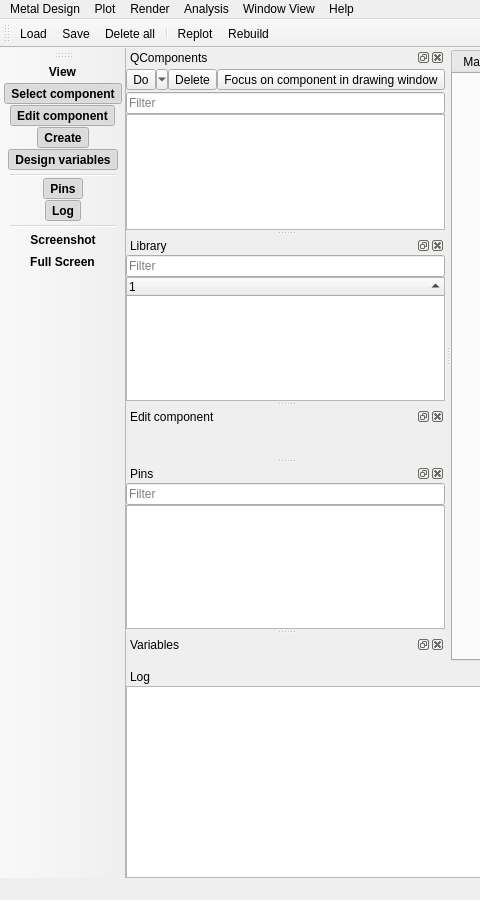
Old version of the form qiskit_metal/_gui/main_window_ui.ui in the repository qiskit-community/qiskit-metal; both pictures show x 0 to 480 and y 0 to 900 of the 1300 by 900 pixel window.
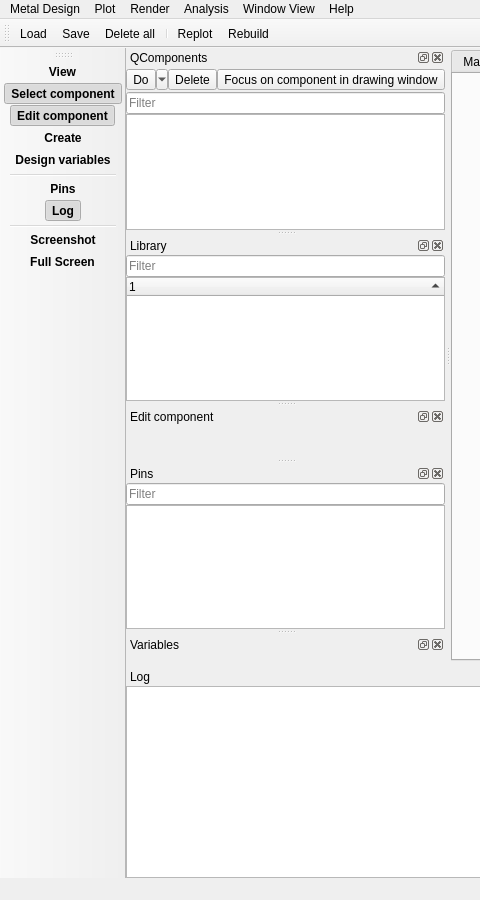
New version of the form. Icons and pictures are not drawn. Custom widgets are drawn as their Qt base class.

Patch:
```diff
--- a/qiskit_metal/_gui/main_window_ui.ui
+++ b/qiskit_metal/_gui/main_window_ui.ui
@@ -936,7 +936,7 @@
     <bool>true</bool>
    </property>
    <property name="checked">
-    <bool>true</bool>
+    <bool>false</bool>
    </property>
    <property name="icon">
     <iconset resource="main_window_rc.qrc">
@@ -1012,7 +1012,7 @@
     <bool>true</bool>
    </property>
    <property name="checked">
-    <bool>true</bool>
+    <bool>false</bool>
    </property>
    <property name="icon">
     <iconset resource="main_window_rc.qrc">
@@ -1187,7 +1187,7 @@
     <bool>true</bool>
    </property>
    <property name="checked">
-    <bool>true</bool>
+    <bool>false</bool>
    </property>
    <property name="icon">
     <iconset resource="main_window_rc.qrc">
```
Left out of the diff: 22 changed lines with no effect on the pictures.
